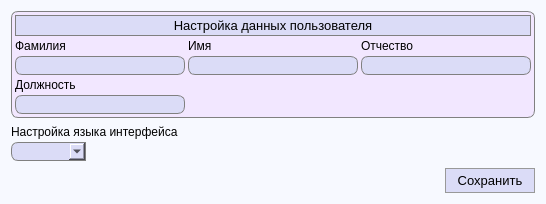
Above: SettingsWindow.ui from FediiBohdan/TechService before the change. Below: the same form after it.
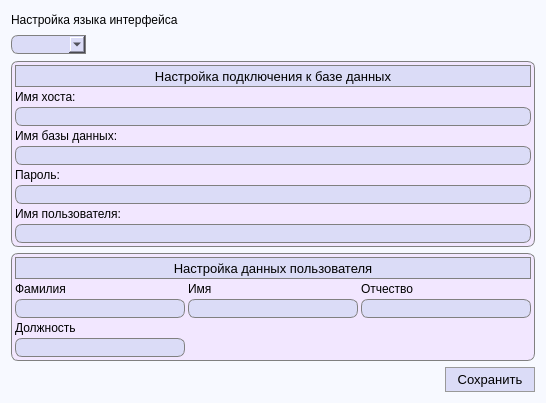
That is the form after the change. Icons and pictures are not drawn.

Diff of the .ui file:
```diff
--- a/SettingsWindow.ui
+++ b/SettingsWindow.ui
@@ -7,7 +7,7 @@
     <x>0</x>
     <y>0</y>
     <width>546</width>
-    <height>204</height>
+    <height>403</height>
    </rect>
   </property>
   <property name="windowTitle">
@@ -20,257 +20,13 @@
   <property name="styleSheet">
    <string notr="true">QDialog {
 	background-color: #f7f9ff;
-}
-
-QMessageBox {
-	background-color: white;
 }</string>
   </property>
   <layout class="QGridLayout" name="gridLayout_3">
    <item row="0" column="0" colspan="2">
-    <widget class="QFrame" name="frame">
-     <property name="styleSheet">
-      <string notr="true">QFrame {
-	background-color: #f2e7ff;
-	border: 1px solid grey;
-	border-radius: 7px;
-}</string>
-     </property>
-     <property name="frameShape">
-      <enum>QFrame::StyledPanel</enum>
-     </property>
-     <property name="frameShadow">
-      <enum>QFrame::Raised</enum>
-     </property>
-     <layout class="QGridLayout" name="gridLayout">
-      <property name="leftMargin">
-       <number>3</number>
-      </property>
-      <property name="topMargin">
-       <number>3</number>
-      </property>
-      <property name="rightMargin">
-       <number>3</number>
-      </property>
-      <property name="bottomMargin">
-       <number>3</number>
-      </property>
-      <property name="spacing">
-       <number>3</number>
-      </property>
-      <item row="1" column="1">
-       <widget class="QLabel" name="label_2">
-        <property name="font">
-         <font>
-          <pointsize>9</pointsize>
-         </font>
-        </property>
-        <property name="styleSheet">
-         <string notr="true">QLabel {
-	border: 0px;
-	background-color: transparent;
-}
-</string>
-        </property>
-        <property name="text">
-         <string>Имя</string>
-        </property>
-       </widget>
-      </item>
-      <item row="3" column="0">
-       <widget class="QLabel" name="label_4">
-        <property name="font">
-         <font>
-          <pointsize>9</pointsize>
-         </font>
-        </property>
-        <property name="styleSheet">
-         <string notr="true">QLabel {
-	border: 0px;
-	background-color: transparent;
-}
-</string>
-        </property>
-        <property name="text">
-         <string>Должность</string>
-        </property>
-       </widget>
-      </item>
-      <item row="1" column="2">
-       <widget class="QLabel" name="label_3">
-        <property name="font">
-         <font>
-          <pointsize>9</pointsize>
-         </font>
-        </property>
-        <property name="styleSheet">
-         <string notr="true">QLabel {
-	border: 0px;
-	background-color: transparent;
-}
-</string>
-        </property>
-        <property name="text">
-         <string>Отчество</string>
-        </property>
-       </widget>
-      </item>
-      <item row="2" column="2">
-       <widget class="QLineEdit" name="userThirdName">
-        <property name="font">
-         <font>
-          <pointsize>10</pointsize>
-         </font>
-        </property>
-        <property name="styleSheet">
-         <string notr="true">QLineEdit {
-	border: 1px solid gray;
-    border-radius: 7px;
-    background-color: #dbdcf7;
-	padding-left: 3px;
-}</string>
-        </property>
-       </widget>
-      </item>
-      <item row="2" column="1">
-       <widget class="QLineEdit" name="userSecondName">
-        <property name="font">
-         <font>
-          <pointsize>10</pointsize>
-         </font>
-        </property>
-        <property name="styleSheet">
-         <string notr="true">QLineEdit {
-	border: 1px solid gray;
-    border-radius: 7px;
-    background-color: #dbdcf7;
-	padding-left: 3px;
-}</string>
-        </property>
-       </widget>
-      </item>
-      <item row="1" column="0">
-       <widget class="QLabel" name="label">
-        <property name="font">
-         <font>
-          <pointsize>9</pointsize>
-         </font>
-        </property>
-        <property name="styleSheet">
-         <string notr="true">QLabel {
-	border: 0px;
-	background-color: transparent;
-}
-</string>
-        </property>
-        <property name="text">
-         <string>Фамилия</string>
-        </property>
-       </widget>
-      </item>
-      <item row="2" column="0">
-       <widget class="QLineEdit" name="userFirstName">
-        <property name="font">
-         <font>
-          <pointsize>10</pointsize>
-         </font>
-        </property>
-        <property name="styleSheet">
-         <string notr="true">QLineEdit {
-	border: 1px solid gray;
-    border-radius: 7px;
-    background-color: #dbdcf7;
-	padding-left: 3px;
-}</string>
-        </property>
-       </widget>
-      </item>
-      <item row="0" column="0" colspan="3">
-       <widget class="QFrame" name="frame_2">
-        <property name="minimumSize">
-         <size>
-          <width>0</width>
-          <height>0</height>
-         </size>
-        </property>
-        <property name="styleSheet">
-         <string notr="true">QFrame {
-	background-color: #dbdcf7;
-	border: 1px solid grey;
-	border-radius: 0px;
-}</string>
-        </property>
-        <property name="frameShape">
-         <enum>QFrame::StyledPanel</enum>
-        </property>
-        <property name="frameShadow">
-         <enum>QFrame::Raised</enum>
-        </property>
-        <layout class="QGridLayout" name="gridLayout_6">
-         <property name="leftMargin">
-          <number>2</number>
-         </property>
-         <property name="topMargin">
-          <number>2</number>
-         </property>
-         <property name="rightMargin">
-          <number>2</number>
-         </property>
-         <property name="bottomMargin">
-          <number>2</number>
-         </property>
-         <property name="spacing">
-          <number>2</number>
-         </property>
-         <item row="0" column="0">
-          <widget class="QLabel" name="label_5">
-           <property name="font">
-            <font>
-             <pointsize>10</pointsize>
-            </font>
-           </property>
-           <property name="styleSheet">
-            <string notr="true">QLabel {
-	border: 0px;
-	background-color: transparent;
-}
-</string>
-           </property>
-           <property name="text">
-            <string>Настройка данных пользователя</string>
-           </property>
-           <property name="alignment">
-            <set>Qt::AlignCenter</set>
-           </property>
-          </widget>
-         </item>
-        </layout>
-       </widget>
-      </item>
-      <item row="4" column="0">
-       <widget class="QLineEdit" name="userPosition">
-        <property name="font">
-         <font>
-          <pointsize>10</pointsize>
-         </font>
-        </property>
-        <property name="styleSheet">
-         <string notr="true">QLineEdit {
-	border: 1px solid gray;
-    border-radius: 7px;
-    background-color: #dbdcf7;
-	padding-left: 3px;
-}</string>
-        </property>
-       </widget>
-      </item>
-     </layout>
-    </widget>
-   </item>
-   <item row="1" column="0" colspan="2">
     <layout class="QGridLayout" name="gridLayout_2">
      <property name="verticalSpacing">
-      <number>3</number>
+      <number>6</number>
      </property>
      <item row="0" column="0" colspan="2">
       <widget class="QLabel" name="label_6">
@@ -320,7 +76,7 @@
      </item>
     </layout>
    </item>
-   <item row="2" column="0">
+   <item row="3" column="0">
     <spacer name="horizontalSpacer_2">
      <property name="orientation">
       <enum>Qt::Horizontal</enum>
@@ -333,7 +89,7 @@
      </property>
     </spacer>
    </item>
-   <item row="2" column="1">
+   <item row="3" column="1">
     <widget class="QPushButton" name="saveSettingsButton">
      <property name="minimumSize">
       <size>
@@ -376,6 +132,498 @@
      </property>
     </widget>
    </item>
+   <item row="1" column="0" colspan="2">
+    <widget class="QFrame" name="frame_3">
+     <property name="styleSheet">
+      <string notr="true">QFrame {
+	background-color: #f2e7ff;
+	border: 1px solid grey;
+	border-radius: 7px;
+}</string>
+     </property>
+     <property name="frameShape">
+      <enum>QFrame::StyledPanel</enum>
+     </property>
+     <property name="frameShadow">
+      <enum>QFrame::Raised</enum>
+     </property>
+     <layout class="QGridLayout" name="gridLayout_4">
+      <property name="leftMargin">
+       <number>3</number>
+      </property>
+      <property name="topMargin">
+       <number>3</number>
+      </property>
+      <property name="rightMargin">
+       <number>3</number>
+      </property>
+      <property name="bottomMargin">
+       <number>3</number>
+      </property>
+      <property name="spacing">
+       <number>3</number>
+      </property>
+      <item row="0" column="0">
+       <widget class="QFrame" name="frame_5">
+        <property name="minimumSize">
+         <size>
+          <width>0</width>
+          <height>22</height>
+         </size>
+        </property>
+        <property name="maximumSize">
+         <size>
+          <width>16777215</width>
+          <height>22</height>
+         </size>
+        </property>
+        <property name="styleSheet">
+         <string notr="true">QFrame {
+	background-color: #dbdcf7;
+	border: 1px solid grey;
+	border-radius: 0px;
+}</string>
+        </property>
+        <property name="frameShape">
+         <enum>QFrame::StyledPanel</enum>
+        </property>
+        <property name="frameShadow">
+         <enum>QFrame::Raised</enum>
+        </property>
+        <layout class="QGridLayout" name="gridLayout_8">
+         <property name="leftMargin">
+          <number>2</number>
+         </property>
+         <property name="topMargin">
+          <number>2</number>
+         </property>
+         <property name="rightMargin">
+          <number>2</number>
+         </property>
+         <property name="bottomMargin">
+          <number>2</number>
+         </property>
+         <property name="spacing">
+          <number>2</number>
+         </property>
+         <item row="0" column="0">
+          <widget class="QLabel" name="label_16">
+           <property name="font">
+            <font>
+             <pointsize>10</pointsize>
+            </font>
+           </property>
+           <property name="styleSheet">
+            <string notr="true">QLabel {
+	border: 0px;
+	background-color: transparent;
+}
+</string>
+           </property>
+           <property name="text">
+            <string>Настройка подключения к базе данных</string>
+           </property>
+           <property name="alignment">
+            <set>Qt::AlignCenter</set>
+           </property>
+          </widget>
+         </item>
+        </layout>
+       </widget>
+      </item>
+      <item row="1" column="0">
+       <widget class="QLabel" name="label_15">
+        <property name="font">
+         <font>
+          <pointsize>9</pointsize>
+         </font>
+        </property>
+        <property name="styleSheet">
+         <string notr="true">QLabel {
+	border: 0px;
+	background-color: transparent;
+}
+</string>
+        </property>
+        <property name="text">
+         <string>Имя хоста:</string>
+        </property>
+       </widget>
+      </item>
+      <item row="2" column="0">
+       <widget class="QLineEdit" name="hostName">
+        <property name="font">
+         <font>
+          <pointsize>10</pointsize>
+         </font>
+        </property>
+        <property name="styleSheet">
+         <string notr="true">QLineEdit {
+	border: 1px solid gray;
+    border-radius: 7px;
+    background-color: #dbdcf7;
+	padding-left: 3px;
+}</string>
+        </property>
+       </widget>
+      </item>
+      <item row="3" column="0">
+       <widget class="QLabel" name="label_13">
+        <property name="font">
+         <font>
+          <pointsize>9</pointsize>
+         </font>
+        </property>
+        <property name="styleSheet">
+         <string notr="true">QLabel {
+	border: 0px;
+	background-color: transparent;
+}
+</string>
+        </property>
+        <property name="text">
+         <string>Имя базы данных:</string>
+        </property>
+       </widget>
+      </item>
+      <item row="4" column="0">
+       <widget class="QLineEdit" name="dbName">
+        <property name="font">
+         <font>
+          <pointsize>10</pointsize>
+         </font>
+        </property>
+        <property name="styleSheet">
+         <string notr="true">QLineEdit {
+	border: 1px solid gray;
+    border-radius: 7px;
+    background-color: #dbdcf7;
+	padding-left: 3px;
+}</string>
+        </property>
+       </widget>
+      </item>
+      <item row="5" column="0">
+       <widget class="QLabel" name="label_14">
+        <property name="font">
+         <font>
+          <pointsize>9</pointsize>
+         </font>
+        </property>
+        <property name="styleSheet">
+         <string notr="true">QLabel {
+	border: 0px;
+	background-color: transparent;
+}
+</string>
+        </property>
+        <property name="text">
+         <string>Пароль:</string>
+        </property>
+       </widget>
+      </item>
+      <item row="6" column="0">
+       <widget class="QLineEdit" name="dbPassword">
+        <property name="font">
+         <font>
+          <pointsize>10</pointsize>
+         </font>
+        </property>
+        <property name="styleSheet">
+         <string notr="true">QLineEdit {
+	border: 1px solid gray;
+    border-radius: 7px;
+    background-color: #dbdcf7;
+	padding-left: 3px;
+}</string>
+        </property>
+       </widget>
+      </item>
+      <item row="7" column="0">
+       <widget class="QLabel" name="label_12">
+        <property name="font">
+         <font>
+          <pointsize>9</pointsize>
+         </font>
+        </property>
+        <property name="styleSheet">
+         <string notr="true">QLabel {
+	border: 0px;
+	background-color: transparent;
+}
+</string>
+        </property>
+        <property name="text">
+         <string>Имя пользователя:</string>
+        </property>
+       </widget>
+      </item>
+      <item row="8" column="0">
+       <widget class="QLineEdit" name="userName">
+        <property name="font">
+         <font>
+          <pointsize>10</pointsize>
+         </font>
+        </property>
+        <property name="styleSheet">
+         <string notr="true">QLineEdit {
+	border: 1px solid gray;
+    border-radius: 7px;
+    background-color: #dbdcf7;
+	padding-left: 3px;
+}</string>
+        </property>
+       </widget>
+      </item>
+     </layout>
+    </widget>
+   </item>
+   <item row="2" column="0" colspan="2">
+    <widget class="QFrame" name="frame">
+     <property name="styleSheet">
+      <string notr="true">QFrame {
+	background-color: #f2e7ff;
+	border: 1px solid grey;
+	border-radius: 7px;
+}</string>
+     </property>
+     <property name="frameShape">
+      <enum>QFrame::StyledPanel</enum>
+     </property>
+     <property name="frameShadow">
+      <enum>QFrame::Raised</enum>
+     </property>
+     <layout class="QGridLayout" name="gridLayout">
+      <property name="leftMargin">
+       <number>3</number>
+      </property>
+      <property name="topMargin">
+       <number>3</number>
+      </property>
+      <property name="rightMargin">
+       <number>3</number>
+      </property>
+      <property name="bottomMargin">
+       <number>3</number>
+      </property>
+      <property name="spacing">
+       <number>3</number>
+      </property>
+      <item row="1" column="1">
+       <widget class="QLabel" name="label_2">
+        <property name="font">
+         <font>
+          <pointsize>9</pointsize>
+         </font>
+        </property>
+        <property name="styleSheet">
+         <string notr="true">QLabel {
+	border: 0px;
+	background-color: transparent;
+}
+</string>
+        </property>
+        <property name="text">
+         <string>Имя</string>
+        </property>
+       </widget>
+      </item>
+      <item row="3" column="0">
+       <widget class="QLabel" name="label_4">
+        <property name="font">
+         <font>
+          <pointsize>9</pointsize>
+         </font>
+        </property>
+        <property name="styleSheet">
+         <string notr="true">QLabel {
+	border: 0px;
+	background-color: transparent;
+}
+</string>
+        </property>
+        <property name="text">
+         <string>Должность</string>
+        </property>
+       </widget>
+      </item>
+      <item row="1" column="2">
+       <widget class="QLabel" name="label_3">
+        <property name="font">
+         <font>
+          <pointsize>9</pointsize>
+         </font>
+        </property>
+        <property name="styleSheet">
+         <string notr="true">QLabel {
+	border: 0px;
+	background-color: transparent;
+}
+</string>
+        </property>
+        <property name="text">
+         <string>Отчество</string>
+        </property>
+       </widget>
+      </item>
+      <item row="2" column="2">
+       <widget class="QLineEdit" name="userThirdName">
+        <property name="font">
+         <font>
+          <pointsize>10</pointsize>
+         </font>
+        </property>
+        <property name="styleSheet">
+         <string notr="true">QLineEdit {
+	border: 1px solid gray;
+    border-radius: 7px;
+    background-color: #dbdcf7;
+	padding-left: 3px;
+}</string>
+        </property>
+       </widget>
+      </item>
+      <item row="2" column="1">
+       <widget class="QLineEdit" name="userSecondName">
+        <property name="font">
+         <font>
+          <pointsize>10</pointsize>
+         </font>
+        </property>
+        <property name="styleSheet">
+         <string notr="true">QLineEdit {
+	border: 1px solid gray;
+    border-radius: 7px;
+    background-color: #dbdcf7;
+	padding-left: 3px;
+}</string>
+        </property>
+       </widget>
+      </item>
+      <item row="1" column="0">
+       <widget class="QLabel" name="label">
+        <property name="font">
+         <font>
+          <pointsize>9</pointsize>
+         </font>
+        </property>
+        <property name="styleSheet">
+         <string notr="true">QLabel {
+	border: 0px;
+	background-color: transparent;
+}
+</string>
+        </property>
+        <property name="text">
+         <string>Фамилия</string>
+        </property>
+       </widget>
+      </item>
+      <item row="2" column="0">
+       <widget class="QLineEdit" name="userFirstName">
+        <property name="font">
+         <font>
+          <pointsize>10</pointsize>
+         </font>
+        </property>
+        <property name="styleSheet">
+         <string notr="true">QLineEdit {
+	border: 1px solid gray;
+    border-radius: 7px;
+    background-color: #dbdcf7;
+	padding-left: 3px;
+}</string>
+        </property>
+       </widget>
+      </item>
+      <item row="0" column="0" colspan="3">
+       <widget class="QFrame" name="frame_2">
+        <property name="minimumSize">
+         <size>
+          <width>0</width>
+          <height>22</height>
+         </size>
+        </property>
+        <property name="maximumSize">
+         <size>
+          <width>16777215</width>
+          <height>22</height>
+         </size>
+        </property>
+        <property name="styleSheet">
+         <string notr="true">QFrame {
+	background-color: #dbdcf7;
+	border: 1px solid grey;
+	border-radius: 0px;
+}</string>
+        </property>
+        <property name="frameShape">
+         <enum>QFrame::StyledPanel</enum>
+        </property>
+        <property name="frameShadow">
+         <enum>QFrame::Raised</enum>
+        </property>
+        <layout class="QGridLayout" name="gridLayout_6">
+         <property name="leftMargin">
+          <number>2</number>
+         </property>
+         <property name="topMargin">
+          <number>2</number>
+         </property>
+         <property name="rightMargin">
+          <number>2</number>
+         </property>
+         <property name="bottomMargin">
+          <number>2</number>
+         </property>
+         <property name="spacing">
+          <number>2</number>
+         </property>
+         <item row="0" column="0">
+          <widget class="QLabel" name="label_5">
+           <property name="font">
+            <font>
+             <pointsize>10</pointsize>
+            </font>
+           </property>
+           <property name="styleSheet">
+            <string notr="true">QLabel {
+	border: 0px;
+	background-color: transparent;
+}
+</string>
+           </property>
+           <property name="text">
+            <string>Настройка данных пользователя</string>
+           </property>
+           <property name="alignment">
+            <set>Qt::AlignCenter</set>
+           </property>
+          </widget>
+         </item>
+        </layout>
+       </widget>
+      </item>
+      <item row="4" column="0">
+       <widget class="QLineEdit" name="userPosition">
+        <property name="font">
+         <font>
+          <pointsize>10</pointsize>
+         </font>
+        </property>
+        <property name="styleSheet">
+         <string notr="true">QLineEdit {
+	border: 1px solid gray;
+    border-radius: 7px;
+    background-color: #dbdcf7;
+	padding-left: 3px;
+}</string>
+        </property>
+       </widget>
+      </item>
+     </layout>
+    </widget>
+   </item>
   </layout>
  </widget>
  <tabstops>
```
Left out of the diff: 2 changed lines with no effect on the pictures.
